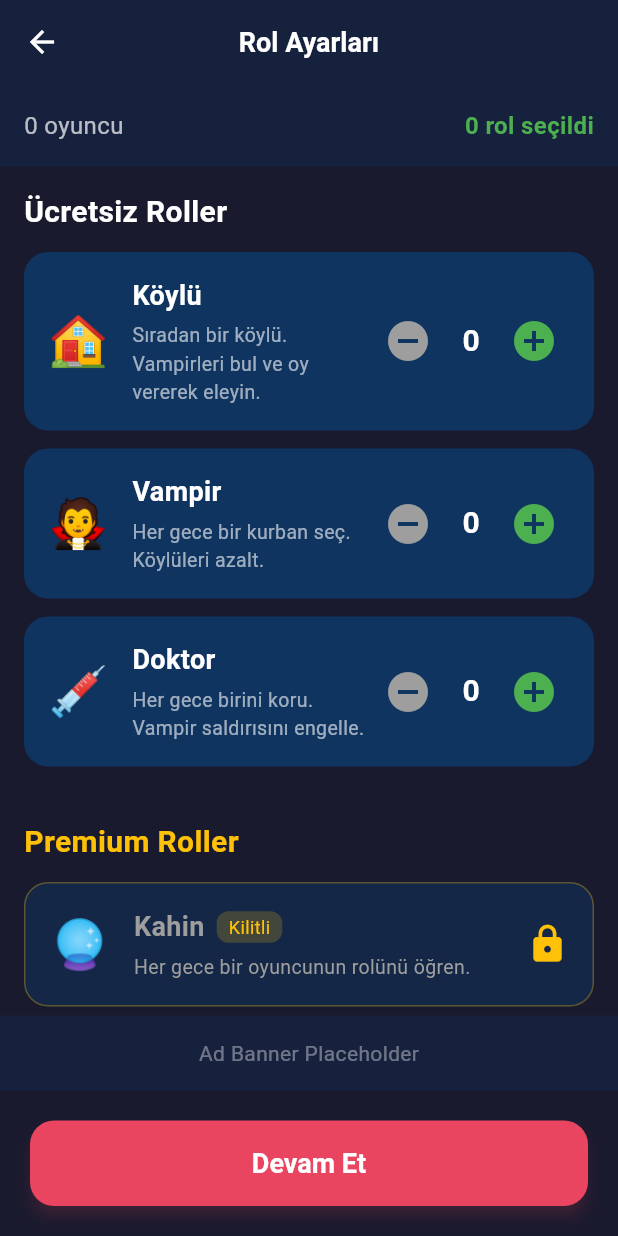
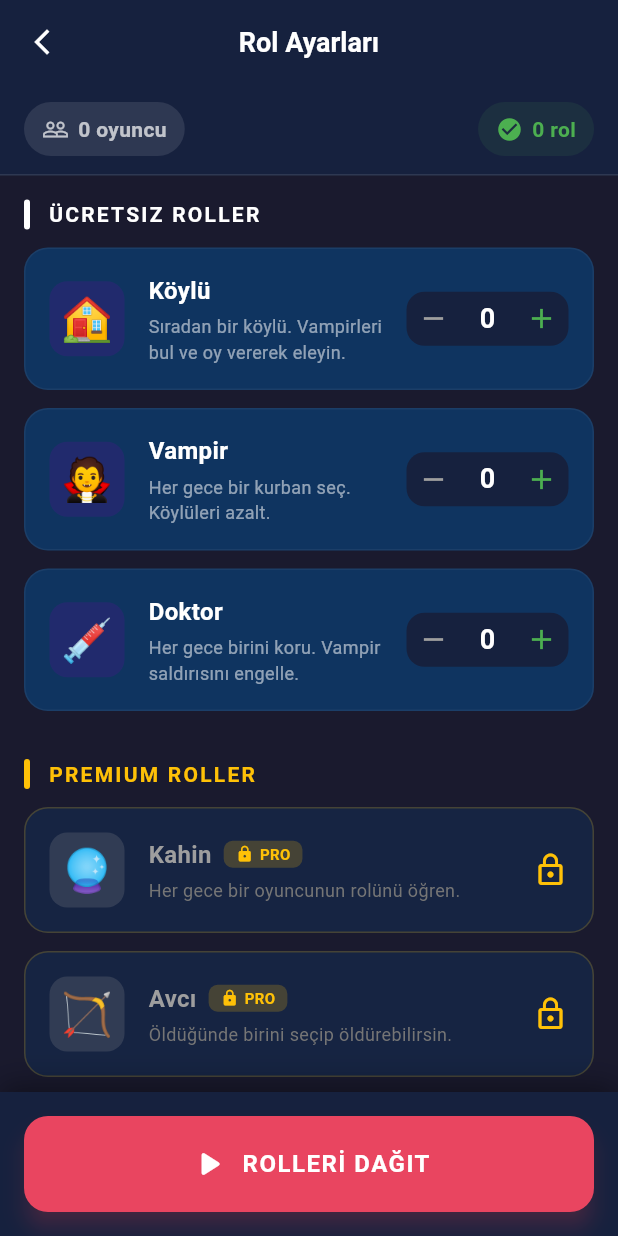
Before and after one commit to yalpyy/VampireandvillageApp, a Flutter app: the RoleSetupScreen screen opened by its route, on a phone screen of 412 x 824 dp. Run offline on Flutter 3.47's test engine with Material 3 defaults, Android fonts, the phone set to English and light mode, and no system bars; our stand-ins replace audioplayers, google_mobile_ads, in_app_purchase, shared_preferences; accounts and stored records are empty.

Commit message:
auto-commit for a4b8ba91-a126-4492-9782-8888dbe658f6

```diff
--- a/lib/screens/role_setup_screen.dart
+++ b/lib/screens/role_setup_screen.dart
@@ -3,6 +3,7 @@ import 'package:provider/provider.dart';
 import '../providers/game_provider.dart';
 import '../models/role.dart';
 import '../widgets/paywall_dialog.dart';
+import '../utils/app_theme.dart';
 import '../utils/localization_helper.dart';
 
 class RoleSetupScreen extends StatelessWidget {
@@ -17,128 +18,167 @@ class RoleSetupScreen extends StatelessWidget {
     final rolesMatch = totalRoles == playerCount;
 
     return Scaffold(
-      backgroundColor: const Color(0xFF1A1A2E),
+      backgroundColor: AppTheme.darkBg,
       appBar: AppBar(
-        backgroundColor: const Color(0xFF16213E),
-        title: Text(l.roleSetup, style: const TextStyle(color: Colors.white)),
+        backgroundColor: AppTheme.cardBg,
+        title: Text(l.roleSetup),
         leading: IconButton(
-          icon: const Icon(Icons.arrow_back, color: Colors.white),
+          icon: const Icon(Icons.arrow_back_ios_new, size: 20),
           onPressed: () => Navigator.pop(context),
         ),
       ),
-      body: SafeArea(
-        child: Column(
+      body: Column(
         children: [
-            Container(
-              padding: const EdgeInsets.all(16),
-              color: const Color(0xFF16213E),
-              child: Row(
-                mainAxisAlignment: MainAxisAlignment.spaceBetween,
-                children: [
-                  Text(
-                    l.playersCount(playerCount),
-                    style: const TextStyle(color: Colors.white70, fontSize: 16),
-                  ),
-                  Text(
-                    l.rolesSelected(totalRoles),
-                    style: TextStyle(
-                      color: rolesMatch ? Colors.green : Colors.orange,
-                      fontSize: 16,
-                      fontWeight: FontWeight.bold,
-                    ),
-                  ),
-                ],
-              ),
-            ),
-            if (!rolesMatch)
-              Container(
-                padding: const EdgeInsets.all(12),
-                color: Colors.orange.withOpacity(0.2),
-                child: Row(
-                  children: [
-                    const Icon(Icons.warning, color: Colors.orange),
-                    const SizedBox(width: 8),
-                    Expanded(
-                      child: Text(
-                        l.totalRolesMustMatch,
-                        style: const TextStyle(color: Colors.orange),
-                      ),
-                    ),
-                  ],
-                ),
-              ),
+          // Status bar
+          _buildStatusBar(playerCount, totalRoles, rolesMatch, l),
+          // Warning if mismatch
+          if (!rolesMatch) _buildWarningBar(l),
+          // Scrollable role list
           Expanded(
             child: SingleChildScrollView(
-                padding: const EdgeInsets.all(16),
+              padding: const EdgeInsets.all(AppTheme.spacingMd),
               child: Column(
                 crossAxisAlignment: CrossAxisAlignment.start,
                 children: [
-                    Text(
-                      l.freeRoles,
-                      style: const TextStyle(
-                        color: Colors.white,
-                        fontSize: 20,
-                        fontWeight: FontWeight.bold,
-                      ),
-                    ),
-                    const SizedBox(height: 12),
+                  _buildSectionHeader(l.freeRoles, Colors.white),
+                  const SizedBox(height: AppTheme.spacingSm),
                   ...Role.freeRoles.map((role) => _buildRoleCard(
                         context,
                         role,
                         gameProvider,
                         l,
                       )),
-                    const SizedBox(height: 24),
-                    Text(
-                      l.premiumRoles,
-                      style: const TextStyle(
-                        color: Colors.amber,
-                        fontSize: 20,
-                        fontWeight: FontWeight.bold,
-                      ),
-                    ),
-                    const SizedBox(height: 12),
+                  const SizedBox(height: AppTheme.spacingLg),
+                  _buildSectionHeader(l.premiumRoles, Colors.amber),
+                  const SizedBox(height: AppTheme.spacingSm),
                   ...Role.premiumRoles.map((role) => _buildRoleCard(
                         context,
                         role,
                         gameProvider,
                         l,
                       )),
+                  // Extra padding for sticky CTA
+                  const SizedBox(height: AppTheme.spacingXl),
                 ],
               ),
             ),
           ),
-            if (gameProvider.adsEnabled) _buildAdBanner(),
-            Padding(
-              padding: const EdgeInsets.all(20),
-              child: ElevatedButton(
-                onPressed: rolesMatch
-                    ? () {
-                        gameProvider.proceedToRoleDistribution();
-                        Navigator.pushNamed(context, '/role-reveal');
+          // Sticky bottom CTA
+          _buildStickyBottomCTA(context, gameProvider, rolesMatch, l),
+        ],
+      ),
+    );
   }
-                    : null,
-                style: ElevatedButton.styleFrom(
-                  backgroundColor: const Color(0xFFE94560),
-                  disabledBackgroundColor: Colors.grey,
-                  padding: const EdgeInsets.symmetric(vertical: 18),
-                  shape: RoundedRectangleBorder(
-                    borderRadius: BorderRadius.circular(16),
+
+  Widget _buildStatusBar(
+      int playerCount, int totalRoles, bool rolesMatch, LocalizationHelper l) {
+    return Container(
+      padding: const EdgeInsets.symmetric(
+        horizontal: AppTheme.spacingMd,
+        vertical: AppTheme.spacingSm,
+      ),
+      decoration: BoxDecoration(
+        color: AppTheme.cardBg,
+        border: Border(
+          bottom: BorderSide(color: Colors.white.withOpacity(0.1)),
         ),
       ),
-                child: Text(
-                  l.continueButton,
-                  style: const TextStyle(
-                    color: Colors.white,
-                    fontSize: 18,
-                    fontWeight: FontWeight.bold,
+      child: Row(
+        mainAxisAlignment: MainAxisAlignment.spaceBetween,
+        children: [
+          _buildStatusChip(
+            icon: Icons.people_outline,
+            label: '$playerCount oyuncu',
+            color: Colors.white70,
           ),
+          _buildStatusChip(
+            icon: rolesMatch ? Icons.check_circle : Icons.error_outline,
+            label: '$totalRoles rol',
+            color: rolesMatch ? Colors.green : Colors.orange,
           ),
+        ],
+      ),
+    );
+  }
+
+  Widget _buildStatusChip({
+    required IconData icon,
+    required String label,
+    required Color color,
+  }) {
+    return Container(
+      padding: const EdgeInsets.symmetric(
+        horizontal: AppTheme.spacingSm,
+        vertical: AppTheme.spacingXs,
+      ),
+      decoration: BoxDecoration(
+        color: color.withOpacity(0.1),
+        borderRadius: BorderRadius.circular(AppTheme.radiusFull),
+      ),
+      child: Row(
+        mainAxisSize: MainAxisSize.min,
+        children: [
+          Icon(icon, color: color, size: 18),
+          const SizedBox(width: 6),
+          Text(
+            label,
+            style: TextStyle(
+              color: color,
+              fontSize: 14,
+              fontWeight: FontWeight.w600,
             ),
           ),
         ],
       ),
+    );
+  }
+
+  Widget _buildWarningBar(LocalizationHelper l) {
+    return Container(
+      padding: const EdgeInsets.all(AppTheme.spacingSm),
+      decoration: BoxDecoration(
+        color: Colors.orange.withOpacity(0.15),
+        border: Border(
+          bottom: BorderSide(color: Colors.orange.withOpacity(0.3)),
         ),
+      ),
+      child: Row(
+        children: [
+          const Icon(Icons.warning_amber_rounded, color: Colors.orange, size: 20),
+          const SizedBox(width: AppTheme.spacingXs),
+          Expanded(
+            child: Text(
+              l.totalRolesMustMatch,
+              style: const TextStyle(color: Colors.orange, fontSize: 13),
+            ),
+          ),
+        ],
+      ),
+    );
+  }
+
+  Widget _buildSectionHeader(String title, Color color) {
+    return Row(
+      children: [
+        Container(
+          width: 4,
+          height: 20,
+          decoration: BoxDecoration(
+            color: color,
+            borderRadius: BorderRadius.circular(2),
+          ),
+        ),
+        const SizedBox(width: AppTheme.spacingSm),
+        Text(
+          title.toUpperCase(),
+          style: TextStyle(
+            color: color,
+            fontSize: 14,
+            fontWeight: FontWeight.bold,
+            letterSpacing: 1.5,
+          ),
+        ),
+      ],
     );
   }
 
@@ -160,27 +200,43 @@ class RoleSetupScreen extends StatelessWidget {
               )
           : null,
       child: Container(
-        margin: const EdgeInsets.only(bottom: 12),
-        padding: const EdgeInsets.all(16),
+        margin: const EdgeInsets.only(bottom: AppTheme.spacingSm),
+        padding: const EdgeInsets.all(AppTheme.spacingMd),
         decoration: BoxDecoration(
           color: isLocked
-              ? const Color(0xFF0F3460).withOpacity(0.5)
-              : const Color(0xFF0F3460),
-          borderRadius: BorderRadius.circular(16),
-          border: isLocked
-              ? Border.all(color: Colors.amber.withOpacity(0.3))
-              : null,
+              ? AppTheme.surfaceBg.withOpacity(0.4)
+              : AppTheme.surfaceBg,
+          borderRadius: BorderRadius.circular(AppTheme.radiusMd),
+          border: Border.all(
+            color: isLocked
+                ? Colors.amber.withOpacity(0.2)
+                : Colors.white.withOpacity(0.05),
+          ),
         ),
         child: Row(
           children: [
-            Text(
+            // Role icon
+            Container(
+              width: 50,
+              height: 50,
+              decoration: BoxDecoration(
+                color: isLocked
+                    ? Colors.grey.withOpacity(0.2)
+                    : AppTheme.darkPurple.withOpacity(0.3),
+                borderRadius: BorderRadius.circular(AppTheme.radiusSm),
+              ),
+              child: Center(
+                child: Text(
                   role.iconPath,
                   style: TextStyle(
-                fontSize: 32,
+                    fontSize: 28,
                     color: isLocked ? Colors.grey : null,
                   ),
                 ),
-            const SizedBox(width: 16),
+              ),
+            ),
+            const SizedBox(width: AppTheme.spacingMd),
+            // Role info
             Expanded(
               child: Column(
                 crossAxisAlignment: CrossAxisAlignment.start,
@@ -191,7 +247,7 @@ class RoleSetupScreen extends StatelessWidget {
                         l.getRoleName(role.nameKey),
                         style: TextStyle(
                           color: isLocked ? Colors.grey : Colors.white,
-                          fontSize: 18,
+                          fontSize: 16,
                           fontWeight: FontWeight.bold,
                         ),
                       ),
@@ -204,14 +260,22 @@ class RoleSetupScreen extends StatelessWidget {
                           ),
                           decoration: BoxDecoration(
                             color: Colors.amber.withOpacity(0.2),
-                            borderRadius: BorderRadius.circular(8),
+                            borderRadius: BorderRadius.circular(6),
                           ),
-                          child: Text(
-                            l.locked,
-                            style: const TextStyle(
+                          child: const Row(
+                            mainAxisSize: MainAxisSize.min,
+                            children: [
+                              Icon(Icons.lock, color: Colors.amber, size: 12),
+                              SizedBox(width: 4),
+                              Text(
+                                'PRO',
+                                style: TextStyle(
                                   color: Colors.amber,
-                              fontSize: 12,
+                                  fontSize: 10,
+                                  fontWeight: FontWeight.bold,
                                 ),
+                              ),
+                            ],
                           ),
                         ),
                       ],
@@ -221,25 +285,41 @@ class RoleSetupScreen extends StatelessWidget {
                   Text(
                     l.getRoleDesc(role.descKey),
                     style: TextStyle(
-                      color: isLocked ? Colors.grey : Colors.white60,
-                      fontSize: 13,
+                      color: isLocked ? Colors.grey.shade600 : Colors.white54,
+                      fontSize: 12,
                     ),
+                    maxLines: 2,
+                    overflow: TextOverflow.ellipsis,
                   ),
                 ],
               ),
             ),
+            // Counter or lock
             if (!isLocked)
-              Row(
+              _buildCounter(count, gameProvider, role)
+            else
+              const Icon(Icons.lock_outline, color: Colors.amber, size: 24),
+          ],
+        ),
+      ),
+    );
+  }
+
+  Widget _buildCounter(int count, GameProvider gameProvider, Role role) {
+    return Container(
+      decoration: BoxDecoration(
+        color: AppTheme.cardBg,
+        borderRadius: BorderRadius.circular(AppTheme.radiusSm),
+      ),
+      child: Row(
+        mainAxisSize: MainAxisSize.min,
         children: [
-                  IconButton(
+          _buildCounterButton(
+            icon: Icons.remove,
             onPressed: count > 0
                 ? () => gameProvider.setRoleCount(role.type, count - 1)
                 : null,
-                    icon: Icon(
-                      Icons.remove_circle,
-                      color: count > 0 ? Colors.red : Colors.grey,
-                      size: 32,
-                    ),
+            color: count > 0 ? AppTheme.primaryRed : Colors.grey,
           ),
           Container(
             width: 36,
@@ -248,44 +328,102 @@ class RoleSetupScreen extends StatelessWidget {
               '$count',
               style: const TextStyle(
                 color: Colors.white,
-                        fontSize: 20,
+                fontSize: 18,
                 fontWeight: FontWeight.bold,
               ),
             ),
           ),
-                  IconButton(
-                    onPressed: () =>
-                        gameProvider.setRoleCount(role.type, count + 1),
-                    icon: const Icon(
-                      Icons.add_circle,
+          _buildCounterButton(
+            icon: Icons.add,
+            onPressed: () => gameProvider.setRoleCount(role.type, count + 1),
             color: Colors.green,
-                      size: 32,
+          ),
+        ],
+      ),
+    );
+  }
+
+  Widget _buildCounterButton({
+    required IconData icon,
+    required VoidCallback? onPressed,
+    required Color color,
+  }) {
+    return Material(
+      color: Colors.transparent,
+      child: InkWell(
+        onTap: onPressed,
+        borderRadius: BorderRadius.circular(AppTheme.radiusSm),
+        child: Container(
+          width: 36,
+          height: 36,
+          alignment: Alignment.center,
+          child: Icon(icon, color: color, size: 22),
         ),
       ),
+    );
+  }
+
+  Widget _buildStickyBottomCTA(
+    BuildContext context,
+    GameProvider gameProvider,
+    bool rolesMatch,
+    LocalizationHelper l,
+  ) {
+    return Container(
+      padding: EdgeInsets.only(
+        left: AppTheme.spacingMd,
+        right: AppTheme.spacingMd,
+        top: AppTheme.spacingMd,
+        bottom: MediaQuery.of(context).padding.bottom + AppTheme.spacingMd,
+      ),
+      decoration: BoxDecoration(
+        color: AppTheme.cardBg,
+        boxShadow: [
+          BoxShadow(
+            color: Colors.black.withOpacity(0.4),
+            blurRadius: 16,
+            offset: const Offset(0, -4),
+          ),
         ],
-              )
-            else
-              const Icon(
-                Icons.lock,
-                color: Colors.amber,
+      ),
+      child: ElevatedButton(
+        onPressed: rolesMatch
+            ? () {
+                gameProvider.proceedToRoleDistribution();
+                Navigator.pushNamed(context, '/role-reveal');
+              }
+            : null,
+        style: ElevatedButton.styleFrom(
+          backgroundColor: rolesMatch ? AppTheme.primaryRed : Colors.grey.shade700,
+          disabledBackgroundColor: Colors.grey.shade800,
+          minimumSize: const Size(double.infinity, AppTheme.buttonHeightLg),
+          shape: RoundedRectangleBorder(
+            borderRadius: BorderRadius.circular(AppTheme.radiusMd),
+          ),
+          elevation: rolesMatch ? 6 : 0,
+          shadowColor: rolesMatch ? AppTheme.primaryRed.withOpacity(0.5) : null,
+        ),
+        child: Row(
+          mainAxisAlignment: MainAxisAlignment.center,
+          children: [
+            Icon(
+              rolesMatch ? Icons.play_arrow_rounded : Icons.block,
+              color: rolesMatch ? Colors.white : Colors.white38,
               size: 28,
+            ),
+            const SizedBox(width: AppTheme.spacingXs),
+            Text(
+              rolesMatch ? 'ROLLERİ DAĞIT' : 'ROL SAYISI EŞİT DEĞİL',
+              style: TextStyle(
+                fontSize: 16,
+                fontWeight: FontWeight.bold,
+                letterSpacing: 1,
+                color: rolesMatch ? Colors.white : Colors.white38,
+              ),
             ),
           ],
         ),
       ),
     );
   }
-
-  Widget _buildAdBanner() {
-    return Container(
-      height: 50,
-      color: const Color(0xFF16213E),
-      child: const Center(
-        child: Text(
-          'Ad Banner Placeholder',
-          style: TextStyle(color: Colors.white38),
-        ),
-      ),
-    );
 }
-}
```
Lines whose indentation alone changed are shown as unchanged.
